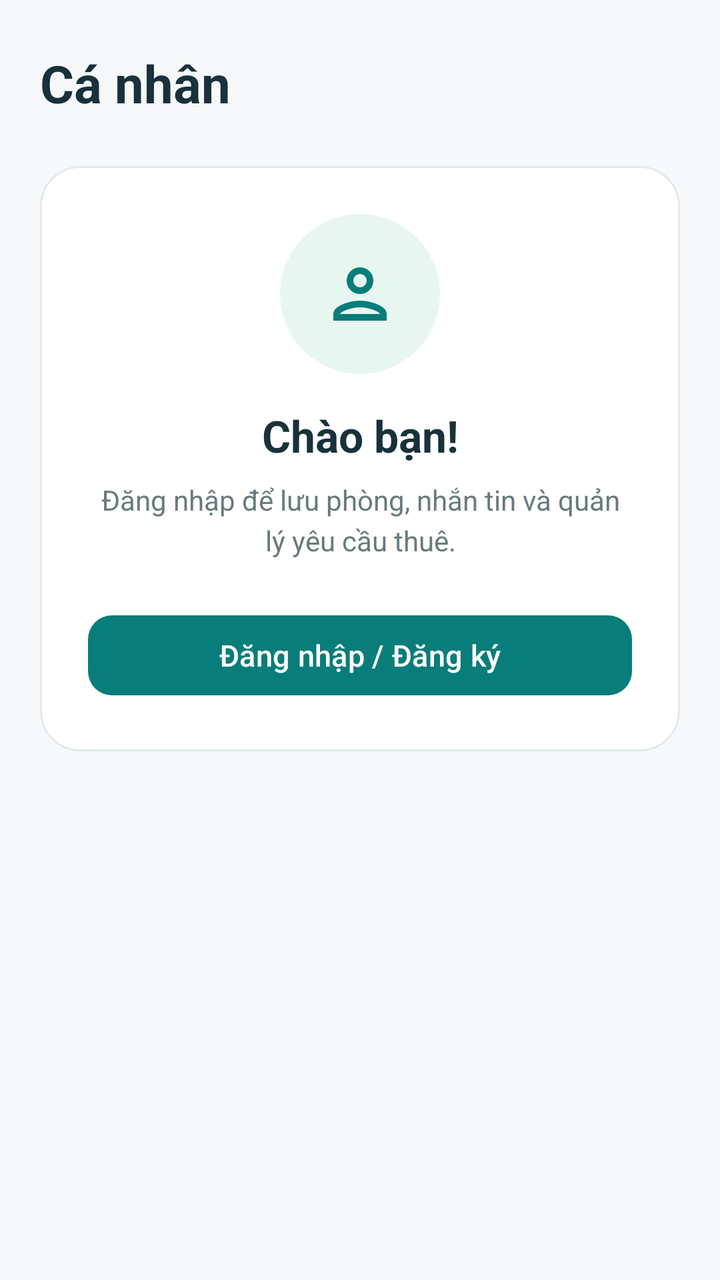
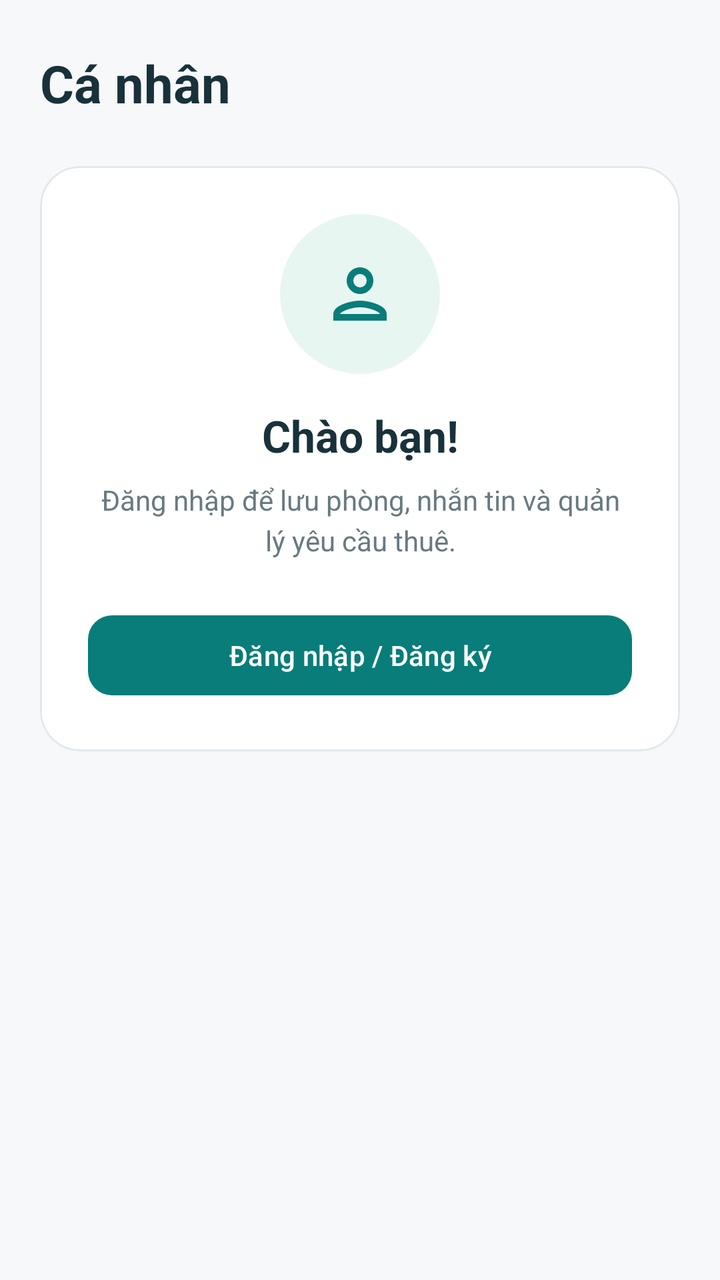

Two renders of the same Android screen: before a commit and after it. Below are the layout's source before the change and the commit's diff.
<!-- AndroidManifest.xml: application theme Theme.ROOMLY -->
<!-- res/layout/fragment_profile.xml -->
<?xml version="1.0" encoding="utf-8"?>
<androidx.core.widget.NestedScrollView
    xmlns:android="http://schemas.android.com/apk/res/android"
    xmlns:app="http://schemas.android.com/apk/res-auto"
    android:layout_width="match_parent"
    android:layout_height="match_parent"
    android:background="@color/roomly_background"
    android:fillViewport="true"
    android:clipToPadding="false">

    <LinearLayout
        android:layout_width="match_parent"
        android:layout_height="wrap_content"
        android:orientation="vertical"
        android:paddingStart="20dp"
        android:paddingTop="24dp"
        android:paddingEnd="20dp"
        android:paddingBottom="24dp">

        
        <TextView
            android:layout_width="match_parent"
            android:layout_height="wrap_content"
            android:text="Cá nhân"
            android:textColor="@color/roomly_text_primary"
            android:textSize="26sp"
            android:textStyle="bold" />

        
        <LinearLayout
            android:id="@+id/layout_profile_guest"
            android:layout_width="match_parent"
            android:layout_height="wrap_content"
            android:layout_marginTop="24dp"
            android:orientation="vertical">

            <com.google.android.material.card.MaterialCardView
                android:layout_width="match_parent"
                android:layout_height="wrap_content"
                app:cardBackgroundColor="@color/roomly_surface"
                app:cardCornerRadius="20dp"
                app:cardElevation="0dp"
                app:strokeColor="@color/roomly_border"
                app:strokeWidth="1dp">

                <LinearLayout
                    android:layout_width="match_parent"
                    android:layout_height="wrap_content"
                    android:orientation="vertical"
                    android:gravity="center_horizontal"
                    android:padding="24dp">

                    <ImageView
                        android:layout_width="80dp"
                        android:layout_height="80dp"
                        android:background="@drawable/bg_favorite_button"
                        android:backgroundTint="@color/roomly_primary_light"
                        android:padding="20dp"
                        android:src="@drawable/ic_person"
                        android:importantForAccessibility="no"
                        app:tint="@color/roomly_primary" />

                    <TextView
                        android:layout_width="match_parent"
                        android:layout_height="wrap_content"
                        android:layout_marginTop="16dp"
                        android:gravity="center"
                        android:text="Chào bạn!"
                        android:textColor="@color/roomly_text_primary"
                        android:textSize="22sp"
                        android:textStyle="bold" />

                    <TextView
                        android:layout_width="match_parent"
                        android:layout_height="wrap_content"
                        android:layout_marginTop="8dp"
                        android:gravity="center"
                        android:lineSpacingExtra="4dp"
                        android:text="Đăng nhập để lưu phòng, nhắn tin và quản lý yêu cầu thuê."
                        android:textColor="@color/roomly_text_secondary"
                        android:textSize="14sp" />

                    
                    <com.google.android.material.button.MaterialButton
                        android:id="@+id/btn_open_login"
                        android:layout_width="match_parent"
                        android:layout_height="wrap_content"
                        android:layout_marginTop="24dp"
                        android:minHeight="48dp"
                        android:text="Đăng nhập / Đăng ký"
                        android:textAllCaps="false"
                        android:textColor="@color/roomly_surface"
                        android:textSize="15sp"
                        app:backgroundTint="@color/roomly_primary"
                        app:cornerRadius="12dp" />

                    
                    <com.google.android.material.button.MaterialButton
                        android:id="@+id/btn_enable_demo_session"
                        style="@style/Widget.MaterialComponents.Button.OutlinedButton"
                        android:layout_width="match_parent"
                        android:layout_height="wrap_content"
                        android:layout_marginTop="12dp"
                        android:minHeight="48dp"
                        android:text="Bật tài khoản thử giao diện"
                        android:textAllCaps="false"
                        android:textColor="@color/roomly_primary"
                        android:visibility="gone"
                        app:backgroundTint="@color/roomly_surface"
                        app:cornerRadius="12dp"
                        app:strokeColor="@color/roomly_primary"
                        app:strokeWidth="1dp" />

                </LinearLayout>

            </com.google.android.material.card.MaterialCardView>

        </LinearLayout>

        
        <LinearLayout
            android:id="@+id/layout_profile_account"
            android:layout_width="match_parent"
            android:layout_height="wrap_content"
            android:layout_marginTop="24dp"
            android:orientation="vertical"
            android:visibility="gone">

            
            <com.google.android.material.card.MaterialCardView
                android:layout_width="match_parent"
                android:layout_height="wrap_content"
                app:cardBackgroundColor="@color/roomly_surface"
                app:cardCornerRadius="20dp"
                app:cardElevation="0dp"
                app:strokeColor="@color/roomly_border"
                app:strokeWidth="1dp">

                <LinearLayout
                    android:layout_width="match_parent"
                    android:layout_height="wrap_content"
                    android:orientation="vertical"
                    android:gravity="center_horizontal"
                    android:padding="24dp">

                    <ImageView
                        android:layout_width="80dp"
                        android:layout_height="80dp"
                        android:background="@drawable/bg_favorite_button"
                        android:backgroundTint="@color/roomly_primary_light"
                        android:padding="20dp"
                        android:src="@drawable/ic_person"
                        android:importantForAccessibility="no"
                        app:tint="@color/roomly_primary" />

                    <TextView
                        android:id="@+id/tv_profile_name"
                        android:layout_width="match_parent"
                        android:layout_height="wrap_content"
                        android:layout_marginTop="16dp"
                        android:gravity="center"
                        android:textColor="@color/roomly_text_primary"
                        android:textSize="20sp"
                        android:textStyle="bold" />

                    <TextView
                        android:id="@+id/tv_profile_email"
                        android:layout_width="match_parent"
                        android:layout_height="wrap_content"
                        android:layout_marginTop="6dp"
                        android:gravity="center"
                        android:textColor="@color/roomly_text_secondary"
                        android:textSize="14sp" />

                    
                    <TextView
                        android:id="@+id/tv_profile_verification"
                        android:layout_width="match_parent"
                        android:layout_height="wrap_content"
                        android:layout_marginTop="12dp"
                        android:gravity="center"
                        android:textColor="@color/roomly_text_secondary"
                        android:textSize="13sp" />

                    <com.google.android.material.button.MaterialButton
                        android:id="@+id/btn_profile_verify_email"
                        style="@style/Widget.MaterialComponents.Button.OutlinedButton"
                        android:layout_width="match_parent"
                        android:layout_height="wrap_content"
                        android:layout_marginTop="16dp"
                        android:minHeight="48dp"
                        android:text="Xác minh email"
                        android:textAllCaps="false"
                        android:textColor="@color/roomly_primary"
                        android:visibility="gone"
                        app:backgroundTint="@color/roomly_surface"
                        app:cornerRadius="12dp"
                        app:strokeColor="@color/roomly_primary"
                        app:strokeWidth="1dp" />

                    <com.google.android.material.button.MaterialButton
                        android:id="@+id/btn_edit_profile"
                        style="@style/Widget.MaterialComponents.Button.OutlinedButton"
                        android:layout_width="match_parent"
                        android:layout_height="wrap_content"
                        android:layout_marginTop="12dp"
                        android:minHeight="48dp"
                        android:text="Chỉnh sửa thông tin"
                        android:textAllCaps="false"
                        android:textColor="@color/roomly_primary"
                        app:backgroundTint="@color/roomly_surface"
                        app:cornerRadius="12dp"
                        app:strokeColor="@color/roomly_primary"
                        app:strokeWidth="1dp" />

                    
                    <com.google.android.material.button.MaterialButton
                        android:id="@+id/btn_disable_demo_session"
                        style="@style/Widget.MaterialComponents.Button.OutlinedButton"
                        android:layout_width="match_parent"
                        android:layout_height="wrap_content"
                        android:layout_marginTop="12dp"
                        android:minHeight="48dp"
                        android:text="Tắt tài khoản thử"
                        android:textAllCaps="false"
                        android:textColor="@color/roomly_primary"
                        android:visibility="gone"
                        app:backgroundTint="@color/roomly_surface"
                        app:cornerRadius="12dp"
                        app:strokeColor="@color/roomly_primary"
                        app:strokeWidth="1dp" />

                </LinearLayout>

            </com.google.android.material.card.MaterialCardView>

            
            <com.google.android.material.card.MaterialCardView
                android:id="@+id/layout_profile_mode"
                android:layout_width="match_parent"
                android:layout_height="wrap_content"
                android:layout_marginTop="20dp"
                android:visibility="gone"
                app:cardBackgroundColor="@color/roomly_surface"
                app:cardCornerRadius="20dp"
                app:cardElevation="0dp"
                app:strokeColor="@color/roomly_border"
                app:strokeWidth="1dp">

                <LinearLayout
                    android:layout_width="match_parent"
                    android:layout_height="wrap_content"
                    android:orientation="vertical"
                    android:padding="20dp">

                    <TextView
                        android:layout_width="match_parent"
                        android:layout_height="wrap_content"
                        android:text="Chế độ sử dụng"
                        android:textColor="@color/roomly_text_primary"
                        android:textSize="18sp"
                        android:textStyle="bold" />

                    
                    <TextView
                        android:id="@+id/tv_profile_current_mode"
                        android:layout_width="match_parent"
                        android:layout_height="wrap_content"
                        android:layout_marginTop="8dp"
                        android:textColor="@color/roomly_text_secondary"
                        android:textSize="14sp"
                        android:accessibilityLiveRegion="polite" />

                    
                    <LinearLayout
                        android:layout_width="match_parent"
                        android:layout_height="wrap_content"
                        android:layout_marginTop="16dp"
                        android:orientation="vertical">

                        <com.google.android.material.button.MaterialButton
                            android:id="@+id/btn_mode_tenant"
                            style="@style/Widget.MaterialComponents.Button.OutlinedButton"
                            android:layout_width="match_parent"
                            android:layout_height="wrap_content"
                            android:minHeight="48dp"
                            android:text="Người thuê"
                            android:textAllCaps="false"
                            android:textColor="@color/roomly_primary"
                            android:visibility="gone"
                            app:backgroundTint="@color/roomly_surface"
                            app:cornerRadius="12dp"
                            app:strokeColor="@color/roomly_primary"
                            app:strokeWidth="1dp" />

                        <com.google.android.material.button.MaterialButton
                            android:id="@+id/btn_mode_host"
                            style="@style/Widget.MaterialComponents.Button.OutlinedButton"
                            android:layout_width="match_parent"
                            android:layout_height="wrap_content"
                            android:layout_marginTop="8dp"
                            android:minHeight="48dp"
                            android:text="Chủ trọ"
                            android:textAllCaps="false"
                            android:textColor="@color/roomly_primary"
                            android:visibility="gone"
                            app:backgroundTint="@color/roomly_surface"
                            app:cornerRadius="12dp"
                            app:strokeColor="@color/roomly_primary"
                            app:strokeWidth="1dp" />

                    </LinearLayout>

                </LinearLayout>

            </com.google.android.material.card.MaterialCardView>

            
            <TextView
                android:id="@+id/tv_profile_phone"
                android:layout_width="match_parent"
                android:layout_height="wrap_content"
                android:textColor="@color/roomly_text_primary"
                android:textSize="16sp"
                android:visibility="gone" />

        </LinearLayout>

    </LinearLayout>

</androidx.core.widget.NestedScrollView>
<!-- resources referenced by this layout -->
<resources>
  <color name="roomly_background">#F6F8FA</color>
  <color name="roomly_border">#E2E8EC</color>
  <color name="roomly_primary">#087D79</color>
  <color name="roomly_primary_light">#E8F6F2</color>
  <color name="roomly_surface">#FFFFFF</color>
  <color name="roomly_text_primary">#18313A</color>
  <color name="roomly_text_secondary">#687A80</color>
  <!-- drawable bg_favorite_button (drawable) -->
  <?xml version="1.0" encoding="utf-8"?>
  <shape xmlns:android="http://schemas.android.com/apk/res/android"
      android:shape="oval">
  
      <solid android:color="@color/roomly_surface" />
  
  </shape>
  <!-- drawable ic_person (drawable) -->
  <?xml version="1.0" encoding="utf-8"?>
  <vector xmlns:android="http://schemas.android.com/apk/res/android"
      android:width="24dp"
      android:height="24dp"
      android:viewportWidth="24"
      android:viewportHeight="24">
  
      <path
          android:fillColor="@color/roomly_text_secondary"
          android:pathData="M12,12c2.21,0 4,-1.79 4,-4s-1.79,-4 -4,-4 -4,1.79 -4,4 1.79,4 4,4zM12,6c1.1,0 2,0.9 2,2s-0.9,2 -2,2 -2,-0.9 -2,-2 0.9,-2 2,-2zM12,14c-2.67,0 -8,1.34 -8,4v2h16v-2c0,-2.66 -5.33,-4 -8,-4zM6,18c0.22,-0.72 3.31,-2 6,-2s5.78,1.28 6,2H6z" />
  
  </vector>
  <style name="Theme.ROOMLY" parent="Base.Theme.ROOMLY" />
  <style name="Base.Theme.ROOMLY" parent="Theme.Material3.DayNight.NoActionBar">
          
          
      </style>
</resources>

<!-- the commit's change to res/layout/fragment_profile.xml (unified diff, before → after) -->
@@ -17,7 +17,6 @@
         android:paddingEnd="20dp"
         android:paddingBottom="24dp">
 
-        
         <TextView
             android:layout_width="match_parent"
             android:layout_height="wrap_content"
@@ -26,7 +25,6 @@
             android:textSize="26sp"
             android:textStyle="bold" />
 
-        
         <LinearLayout
             android:id="@+id/layout_profile_guest"
             android:layout_width="match_parent"
@@ -46,8 +44,8 @@
                 <LinearLayout
                     android:layout_width="match_parent"
                     android:layout_height="wrap_content"
+                    android:gravity="center_horizontal"
                     android:orientation="vertical"
-                    android:gravity="center_horizontal"
                     android:padding="24dp">
 
                     <ImageView
@@ -55,9 +53,9 @@
                         android:layout_height="80dp"
                         android:background="@drawable/bg_favorite_button"
                         android:backgroundTint="@color/roomly_primary_light"
+                        android:importantForAccessibility="no"
                         android:padding="20dp"
                         android:src="@drawable/ic_person"
-                        android:importantForAccessibility="no"
                         app:tint="@color/roomly_primary" />
 
                     <TextView
@@ -80,7 +78,6 @@
                         android:textColor="@color/roomly_text_secondary"
                         android:textSize="14sp" />
 
-                    
                     <com.google.android.material.button.MaterialButton
                         android:id="@+id/btn_open_login"
                         android:layout_width="match_parent"
@@ -90,11 +87,9 @@
                         android:text="Đăng nhập / Đăng ký"
                         android:textAllCaps="false"
                         android:textColor="@color/roomly_surface"
-                        android:textSize="15sp"
                         app:backgroundTint="@color/roomly_primary"
                         app:cornerRadius="12dp" />
 
-                    
                     <com.google.android.material.button.MaterialButton
                         android:id="@+id/btn_enable_demo_session"
                         style="@style/Widget.MaterialComponents.Button.OutlinedButton"
@@ -102,14 +97,26 @@
                         android:layout_height="wrap_content"
                         android:layout_marginTop="12dp"
                         android:minHeight="48dp"
-                        android:text="Bật tài khoản thử giao diện"
-                        android:textAllCaps="false"
-                        android:textColor="@color/roomly_primary"
-                        android:visibility="gone"
-                        app:backgroundTint="@color/roomly_surface"
-                        app:cornerRadius="12dp"
-                        app:strokeColor="@color/roomly_primary"
-                        app:strokeWidth="1dp" />
+                        android:text="Chọn tài khoản thử"
+                        android:textAllCaps="false"
+                        android:textColor="@color/roomly_primary"
+                        android:visibility="gone"
+                        app:cornerRadius="12dp"
+                        app:strokeColor="@color/roomly_primary" />
+
+                    <com.google.android.material.button.MaterialButton
+                        android:id="@+id/btn_enable_demo_admin_session"
+                        style="@style/Widget.MaterialComponents.Button.OutlinedButton"
+                        android:layout_width="match_parent"
+                        android:layout_height="wrap_content"
+                        android:layout_marginTop="8dp"
+                        android:minHeight="48dp"
+                        android:text="Bật tài khoản admin thử (debug)"
+                        android:textAllCaps="false"
+                        android:textColor="@color/roomly_primary"
+                        android:visibility="gone"
+                        app:cornerRadius="12dp"
+                        app:strokeColor="@color/roomly_primary" />
 
                 </LinearLayout>
 
@@ -117,7 +124,6 @@
 
         </LinearLayout>
 
-        
         <LinearLayout
             android:id="@+id/layout_profile_account"
             android:layout_width="match_parent"
@@ -126,7 +132,6 @@
             android:orientation="vertical"
             android:visibility="gone">
 
-            
             <com.google.android.material.card.MaterialCardView
                 android:layout_width="match_parent"
                 android:layout_height="wrap_content"
@@ -139,8 +144,8 @@
                 <LinearLayout
                     android:layout_width="match_parent"
                     android:layout_height="wrap_content"
+                    android:gravity="center_horizontal"
                     android:orientation="vertical"
-                    android:gravity="center_horizontal"
                     android:padding="24dp">
 
                     <ImageView
@@ -148,9 +153,9 @@
                         android:layout_height="80dp"
                         android:background="@drawable/bg_favorite_button"
                         android:backgroundTint="@color/roomly_primary_light"
+                        android:importantForAccessibility="no"
                         android:padding="20dp"
                         android:src="@drawable/ic_person"
-                        android:importantForAccessibility="no"
                         app:tint="@color/roomly_primary" />
 
                     <TextView
@@ -172,7 +177,16 @@
                         android:textColor="@color/roomly_text_secondary"
                         android:textSize="14sp" />
 
-                    
+                    <TextView
+                        android:id="@+id/tv_profile_phone"
+                        android:layout_width="match_parent"
+                        android:layout_height="wrap_content"
+                        android:layout_marginTop="6dp"
+                        android:gravity="center"
+                        android:textColor="@color/roomly_text_secondary"
+                        android:textSize="14sp"
+                        android:visibility="gone" />
+
                     <TextView
                         android:id="@+id/tv_profile_verification"
                         android:layout_width="match_parent"
@@ -193,27 +207,82 @@
                         android:textAllCaps="false"
                         android:textColor="@color/roomly_primary"
                         android:visibility="gone"
+                        app:cornerRadius="12dp"
+                        app:strokeColor="@color/roomly_primary" />
+
+                    <com.google.android.material.button.MaterialButton
+                        android:id="@+id/btn_edit_profile"
+                        style="@style/Widget.MaterialComponents.Button.OutlinedButton"
+                        android:layout_width="match_parent"
+                        android:layout_height="wrap_content"
+                        android:layout_marginTop="12dp"
+                        android:minHeight="48dp"
+                        android:text="Chỉnh sửa thông tin"
+                        android:textAllCaps="false"
+                        android:textColor="@color/roomly_primary"
+                        app:cornerRadius="12dp"
+                        app:strokeColor="@color/roomly_primary" />
+
+                    <com.google.android.material.button.MaterialButton
+                        android:id="@+id/btn_profile_notifications"
+                        style="@style/Widget.MaterialComponents.Button.OutlinedButton"
+                        android:layout_width="match_parent"
+                        android:layout_height="wrap_content"
+                        android:layout_marginTop="12dp"
+                        android:minHeight="48dp"
+                        android:text="Thông báo"
+                        android:textAllCaps="false"
+                        android:textColor="@color/roomly_primary"
+                        android:textSize="15sp"
                         app:backgroundTint="@color/roomly_surface"
                         app:cornerRadius="12dp"
                         app:strokeColor="@color/roomly_primary"
                         app:strokeWidth="1dp" />
 
                     <com.google.android.material.button.MaterialButton
-                        android:id="@+id/btn_edit_profile"
-                        style="@style/Widget.MaterialComponents.Button.OutlinedButton"
-                        android:layout_width="match_parent"
-                        android:layout_height="wrap_content"
-                        android:layout_marginTop="12dp"
-                        android:minHeight="48dp"
-                        android:text="Chỉnh sửa thông tin"
-                        android:textAllCaps="false"
-                        android:textColor="@color/roomly_primary"
+                        android:id="@+id/btn_profile_reports"
+                        style="@style/Widget.MaterialComponents.Button.OutlinedButton"
+                        android:layout_width="match_parent"
+                        android:layout_height="wrap_content"
+                        android:layout_marginTop="12dp"
+                        android:minHeight="48dp"
+                        android:text="Báo cáo của tôi"
+                        android:textAllCaps="false"
+                        android:textColor="@color/roomly_primary"
+                        android:textSize="15sp"
                         app:backgroundTint="@color/roomly_surface"
                         app:cornerRadius="12dp"
                         app:strokeColor="@color/roomly_primary"
                         app:strokeWidth="1dp" />
 
-                    
+                    <com.google.android.material.button.MaterialButton
+                        android:id="@+id/btn_profile_bookings"
+                        style="@style/Widget.MaterialComponents.Button.OutlinedButton"
+                        android:layout_width="match_parent"
+                        android:layout_height="wrap_content"
+                        android:layout_marginTop="12dp"
+                        android:minHeight="48dp"
+                        android:text="Yêu cầu thuê của tôi"
+                        android:textAllCaps="false"
+                        android:textColor="@color/roomly_primary"
+                        android:visibility="gone"
+                        app:cornerRadius="12dp"
+                        app:strokeColor="@color/roomly_primary" />
+
+                    <com.google.android.material.button.MaterialButton
+                        android:id="@+id/btn_profile_admin"
+                        style="@style/Widget.MaterialComponents.Button.OutlinedButton"
+                        android:layout_width="match_parent"
+                        android:layout_height="wrap_content"
+                        android:layout_marginTop="12dp"
+                        android:minHeight="48dp"
+                        android:text="Trang quản trị"
+                        android:textAllCaps="false"
+                        android:textColor="@color/roomly_primary"
+                        android:visibility="gone"
+                        app:cornerRadius="12dp"
+                        app:strokeColor="@color/roomly_primary" />
+
                     <com.google.android.material.button.MaterialButton
                         android:id="@+id/btn_disable_demo_session"
                         style="@style/Widget.MaterialComponents.Button.OutlinedButton"
@@ -225,16 +294,13 @@
                         android:textAllCaps="false"
                         android:textColor="@color/roomly_primary"
                         android:visibility="gone"
-                        app:backgroundTint="@color/roomly_surface"
-                        app:cornerRadius="12dp"
-                        app:strokeColor="@color/roomly_primary"
-                        app:strokeWidth="1dp" />
+                        app:cornerRadius="12dp"
+                        app:strokeColor="@color/roomly_primary" />
 
                 </LinearLayout>
 
             </com.google.android.material.card.MaterialCardView>
 
-            
             <com.google.android.material.card.MaterialCardView
                 android:id="@+id/layout_profile_mode"
                 android:layout_width="match_parent"
@@ -261,69 +327,49 @@
                         android:textSize="18sp"
                         android:textStyle="bold" />
 
-                    
                     <TextView
                         android:id="@+id/tv_profile_current_mode"
                         android:layout_width="match_parent"
                         android:layout_height="wrap_content"
                         android:layout_marginTop="8dp"
-                        android:textColor="@color/roomly_text_secondary"
-                        android:textSize="14sp"
-                        android:accessibilityLiveRegion="polite" />
-
-                    
-                    <LinearLayout
+                        android:accessibilityLiveRegion="polite"
+                        android:textColor="@color/roomly_text_secondary"
+                        android:textSize="14sp" />
+
+                    <com.google.android.material.button.MaterialButton
+                        android:id="@+id/btn_mode_tenant"
+                        style="@style/Widget.MaterialComponents.Button.OutlinedButton"
                         android:layout_width="match_parent"
                         android:layout_height="wrap_content"
                         android:layout_marginTop="16dp"
-                        android:orientation="vertical">
-
-                        <com.google.android.material.button.MaterialButton
-                            android:id="@+id/btn_mode_tenant"
-                            style="@style/Widget.MaterialComponents.Button.OutlinedButton"
-                            android:layout_width="match_parent"
-                            android:layout_height="wrap_content"
-                            android:minHeight="48dp"
-                            android:text="Người thuê"
-                            android:textAllCaps="false"
-                            android:textColor="@color/roomly_primary"
-                            android:visibility="gone"
-                            app:backgroundTint="@color/roomly_surface"
-                            app:cornerRadius="12dp"
-                            app:strokeColor="@color/roomly_primary"
-                            app:strokeWidth="1dp" />
-
-                        <com.google.android.material.button.MaterialButton
-                            android:id="@+id/btn_mode_host"
-                            style="@style/Widget.MaterialComponents.Button.OutlinedButton"
-                            android:layout_width="match_parent"
-                            android:layout_height="wrap_content"
-                            android:layout_marginTop="8dp"
-                            android:minHeight="48dp"
-                            android:text="Chủ trọ"
-                            android:textAllCaps="false"
-                            android:textColor="@color/roomly_primary"
-                            android:visibility="gone"
-                            app:backgroundTint="@color/roomly_surface"
-                            app:cornerRadius="12dp"
-                            app:strokeColor="@color/roomly_primary"
-                            app:strokeWidth="1dp" />
-
-                    </LinearLayout>
+                        android:minHeight="48dp"
+                        android:text="Người thuê"
+                        android:textAllCaps="false"
+                        android:textColor="@color/roomly_primary"
+                        android:visibility="gone"
+                        app:backgroundTint="@color/roomly_surface"
+                        app:cornerRadius="12dp"
+                        app:strokeColor="@color/roomly_primary" />
+
+                    <com.google.android.material.button.MaterialButton
+                        android:id="@+id/btn_mode_host"
+                        style="@style/Widget.MaterialComponents.Button.OutlinedButton"
+                        android:layout_width="match_parent"
+                        android:layout_height="wrap_content"
+                        android:layout_marginTop="8dp"
+                        android:minHeight="48dp"
+                        android:text="Chủ trọ"
+                        android:textAllCaps="false"
+                        android:textColor="@color/roomly_primary"
+                        android:visibility="gone"
+                        app:backgroundTint="@color/roomly_surface"
+                        app:cornerRadius="12dp"
+                        app:strokeColor="@color/roomly_primary" />
 
                 </LinearLayout>
 
             </com.google.android.material.card.MaterialCardView>
 
-            
-            <TextView
-                android:id="@+id/tv_profile_phone"
-                android:layout_width="match_parent"
-                android:layout_height="wrap_content"
-                android:textColor="@color/roomly_text_primary"
-                android:textSize="16sp"
-                android:visibility="gone" />
-
         </LinearLayout>
 
     </LinearLayout>
